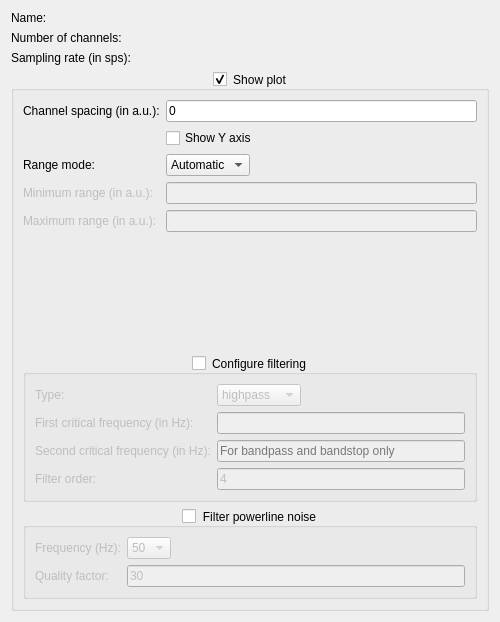
Above: biogui/resources/signal_config_widget.ui from pulp-bio/biogui before the change. Below: the same form after it.
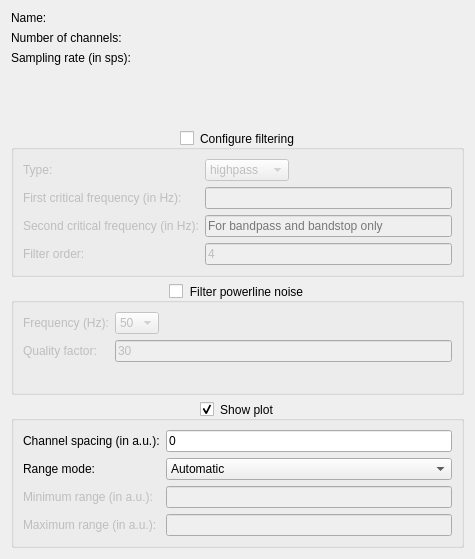
That is the form after the change.

Commit message: Simplified signal configuration widget

Patch:
```diff
--- a/biogui/resources/signal_config_widget.ui
+++ b/biogui/resources/signal_config_widget.ui
@@ -6,14 +6,14 @@
    <rect>
     <x>0</x>
     <y>0</y>
-    <width>500</width>
-    <height>622</height>
+    <width>475</width>
+    <height>559</height>
    </rect>
   </property>
   <property name="windowTitle">
    <string>Signal Configuration</string>
   </property>
-  <layout class="QVBoxLayout" name="verticalLayout" stretch="0,0">
+  <layout class="QVBoxLayout" name="verticalLayout" stretch="0,0,0,0">
    <item>
     <layout class="QFormLayout" name="formLayout1">
      <property name="fieldGrowthPolicy">
@@ -64,116 +64,6 @@
     </layout>
    </item>
    <item>
-    <widget class="QGroupBox" name="plotGroupBox">
-     <property name="toolTip">
-      <string/>
-     </property>
-     <property name="title">
-      <string>Show plot</string>
-     </property>
-     <property name="alignment">
-      <set>Qt::AlignCenter</set>
-     </property>
-     <property name="flat">
-      <bool>false</bool>
-     </property>
-     <property name="checkable">
-      <bool>true</bool>
-     </property>
-     <property name="checked">
-      <bool>true</bool>
-     </property>
-     <layout class="QVBoxLayout" name="verticalLayout_2" stretch="1,0,0">
-      <item>
-       <layout class="QFormLayout" name="formLayout2">
-        <property name="fieldGrowthPolicy">
-         <enum>QFormLayout::ExpandingFieldsGrow</enum>
-        </property>
-        <item row="0" column="0">
-         <widget class="QLabel" name="label4">
-          <property name="text">
-           <string>Channel spacing (in a.u.):</string>
-          </property>
-         </widget>
-        </item>
-        <item row="0" column="1">
-         <widget class="QLineEdit" name="chSpacingTextField">
-          <property name="toolTip">
-           <string>Spacing between the channels in the signal unit (only for multi-channel signals)</string>
-          </property>
-          <property name="text">
-           <string>0</string>
-          </property>
-          <property name="placeholderText">
-           <string/>
-          </property>
-         </widget>
-        </item>
-        <item row="1" column="1">
-         <widget class="QCheckBox" name="showYAxisCheckBox">
-          <property name="text">
-           <string>Show Y axis</string>
-          </property>
-         </widget>
-        </item>
-        <item row="2" column="1">
-         <widget class="QComboBox" name="rangeModeComboBox">
-          <item>
-           <property name="text">
-            <string>Automatic</string>
-           </property>
-          </item>
-          <item>
-           <property name="text">
-            <string>Manual</string>
-           </property>
-          </item>
-         </widget>
-        </item>
-        <item row="2" column="0">
-         <widget class="QLabel" name="label5">
-          <property name="text">
-           <string>Range mode:</string>
-          </property>
-         </widget>
-        </item>
-        <item row="3" column="0">
-         <widget class="QLabel" name="label6">
-          <property name="enabled">
-           <bool>false</bool>
-          </property>
-          <property name="text">
-           <string>Minimum range (in a.u.):</string>
-          </property>
-         </widget>
-        </item>
-        <item row="3" column="1">
-         <widget class="QLineEdit" name="minRangeTextField">
-          <property name="enabled">
-           <bool>false</bool>
-          </property>
-         </widget>
-        </item>
-        <item row="4" column="0">
-         <widget class="QLabel" name="label7">
-          <property name="enabled">
-           <bool>false</bool>
-          </property>
-          <property name="text">
-           <string>Maximum range (in a.u.):</string>
-          </property>
-         </widget>
-        </item>
-        <item row="4" column="1">
-         <widget class="QLineEdit" name="maxRangeTextField">
-          <property name="enabled">
-           <bool>false</bool>
-          </property>
-         </widget>
-        </item>
-       </layout>
-      </item>
-      <item>
        <widget class="QGroupBox" name="filterGroupBox">
         <property name="toolTip">
          <string>Only for visualization, the raw signal will be saved to file</string>
@@ -195,9 +85,9 @@
           <enum>QFormLayout::ExpandingFieldsGrow</enum>
          </property>
          <item row="0" column="0">
-          <widget class="QLabel" name="label8">
+       <widget class="QLabel" name="label4">
            <property name="frameShape">
-            <enum>QFrame::NoFrame</enum>
+         <enum>QFrame::Shape::NoFrame</enum>
            </property>
            <property name="text">
             <string>Type:</string>
@@ -229,7 +119,7 @@
           </widget>
          </item>
          <item row="1" column="0">
-          <widget class="QLabel" name="label9">
+       <widget class="QLabel" name="label5">
            <property name="text">
             <string>First critical frequency (in Hz):</string>
            </property>
@@ -246,7 +136,7 @@
           </widget>
          </item>
          <item row="2" column="0">
-          <widget class="QLabel" name="label10">
+       <widget class="QLabel" name="label6">
            <property name="text">
             <string>Second critical frequency (in Hz):</string>
            </property>
@@ -266,7 +156,7 @@
           </widget>
          </item>
          <item row="3" column="0">
-          <widget class="QLabel" name="label11">
+       <widget class="QLabel" name="label7">
            <property name="text">
             <string>Filter order:</string>
            </property>
@@ -310,7 +200,7 @@
           <enum>QFormLayout::ExpandingFieldsGrow</enum>
          </property>
          <item row="0" column="0">
-          <widget class="QLabel" name="label12">
+       <widget class="QLabel" name="label8">
            <property name="text">
             <string>Frequency (Hz):</string>
            </property>
@@ -331,7 +221,7 @@
           </widget>
          </item>
          <item row="1" column="0">
-          <widget class="QLabel" name="label13">
+       <widget class="QLabel" name="label9">
            <property name="text">
             <string>Quality factor:</string>
            </property>
@@ -350,6 +240,102 @@
         </layout>
        </widget>
       </item>
+   <item>
+    <widget class="QGroupBox" name="plotGroupBox">
+     <property name="toolTip">
+      <string/>
+     </property>
+     <property name="title">
+      <string>Show plot</string>
+     </property>
+     <property name="alignment">
+      <set>Qt::AlignmentFlag::AlignCenter</set>
+     </property>
+     <property name="flat">
+      <bool>false</bool>
+     </property>
+     <property name="checkable">
+      <bool>true</bool>
+     </property>
+     <property name="checked">
+      <bool>true</bool>
+     </property>
+     <layout class="QFormLayout" name="formLayout">
+      <item row="0" column="0">
+       <widget class="QLabel" name="label10">
+        <property name="text">
+         <string>Channel spacing (in a.u.):</string>
+        </property>
+       </widget>
+      </item>
+      <item row="2" column="0">
+       <widget class="QLabel" name="label11">
+        <property name="text">
+         <string>Range mode:</string>
+        </property>
+       </widget>
+      </item>
+      <item row="4" column="0">
+       <widget class="QLabel" name="label12">
+        <property name="enabled">
+         <bool>false</bool>
+        </property>
+        <property name="text">
+         <string>Minimum range (in a.u.):</string>
+        </property>
+       </widget>
+      </item>
+      <item row="6" column="0">
+       <widget class="QLabel" name="label13">
+        <property name="enabled">
+         <bool>false</bool>
+        </property>
+        <property name="text">
+         <string>Maximum range (in a.u.):</string>
+        </property>
+       </widget>
+      </item>
+      <item row="0" column="1">
+       <widget class="QLineEdit" name="chSpacingTextField">
+        <property name="toolTip">
+         <string>Spacing between the channels in the signal unit (only for multi-channel signals)</string>
+        </property>
+        <property name="text">
+         <string>0</string>
+        </property>
+        <property name="placeholderText">
+         <string/>
+        </property>
+       </widget>
+      </item>
+      <item row="2" column="1">
+       <widget class="QComboBox" name="rangeModeComboBox">
+        <item>
+         <property name="text">
+          <string>Automatic</string>
+         </property>
+        </item>
+        <item>
+         <property name="text">
+          <string>Manual</string>
+         </property>
+        </item>
+       </widget>
+      </item>
+      <item row="4" column="1">
+       <widget class="QLineEdit" name="minRangeTextField">
+        <property name="enabled">
+         <bool>false</bool>
+        </property>
+       </widget>
+      </item>
+      <item row="6" column="1">
+       <widget class="QLineEdit" name="maxRangeTextField">
+        <property name="enabled">
+         <bool>false</bool>
+        </property>
+       </widget>
+      </item>
      </layout>
     </widget>
    </item>
```
Left out of the diff: 21 changed lines with no effect on the pictures. Lines whose indentation alone changed are shown as unchanged. The commit also changes 3 other files.
